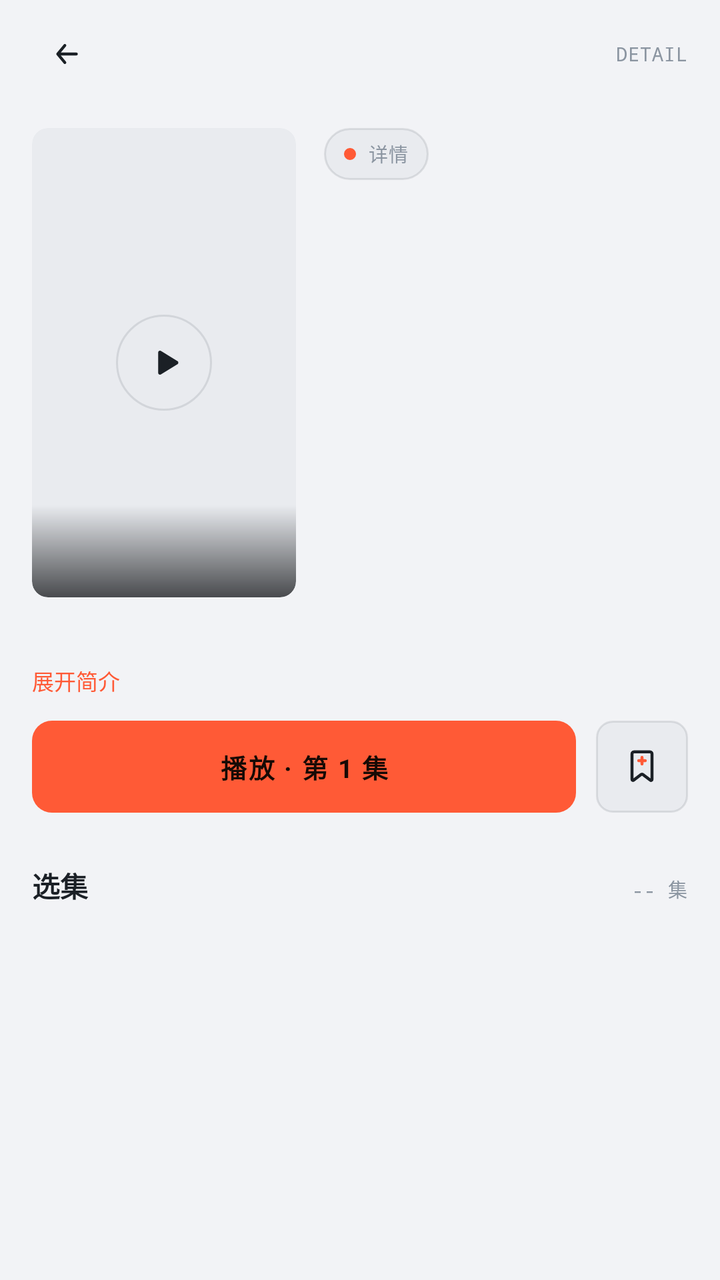
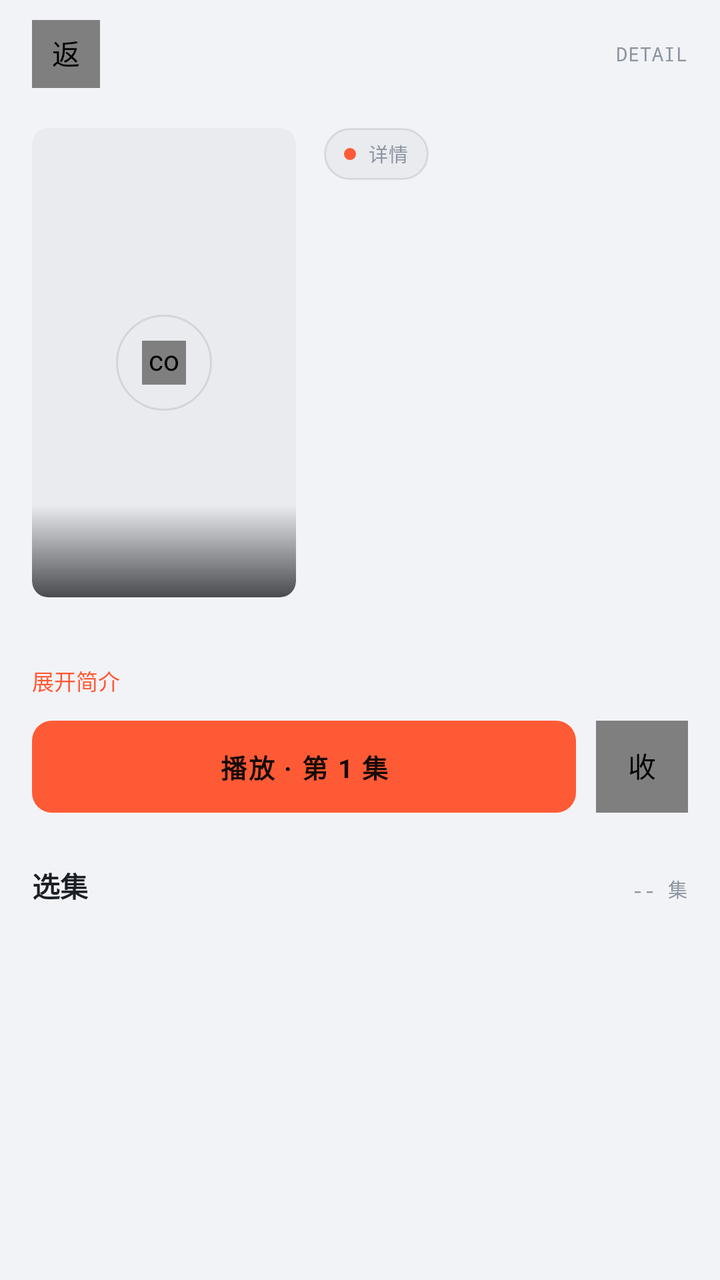

An Android layout rendered at two revisions. The XML below is the earlier revision; the diff shows what the commit changed to produce the second picture.
<!-- AndroidManifest.xml: application theme Theme.LateShow -->
<!-- res/layout/activity_play.xml -->
<?xml version="1.0" encoding="utf-8"?>
<LinearLayout xmlns:android="http://schemas.android.com/apk/res/android"
    xmlns:app="http://schemas.android.com/apk/res-auto"
    android:layout_width="match_parent"
    android:layout_height="match_parent"
    android:orientation="vertical">

    
    <LinearLayout
        android:layout_width="match_parent"
        android:layout_height="wrap_content"
        android:orientation="horizontal"
        android:gravity="center_vertical"
        android:paddingLeft="16dp"
        android:paddingRight="16dp"
        android:paddingTop="10dp"
        android:paddingBottom="6dp">

        <ImageButton
            android:id="@+id/btnBack"
            android:layout_width="34dp"
            android:layout_height="34dp"
            android:padding="6dp"
            android:background="@null"
            android:src="@drawable/ic_back"
            android:contentDescription="返回" />

        <Space android:layout_width="0dp" android:layout_height="1dp" android:layout_weight="1" />

        <TextView
            android:id="@+id/breadcrumb"
            style="@style/MetaLabel"
            android:layout_width="wrap_content"
            android:layout_height="wrap_content"
            android:text="DETAIL" />
    </LinearLayout>

    <ScrollView
        android:layout_width="match_parent"
        android:layout_height="match_parent">

        <LinearLayout
            android:layout_width="match_parent"
            android:layout_height="wrap_content"
            android:orientation="vertical">

            
            <androidx.constraintlayout.widget.ConstraintLayout
                android:id="@+id/playerContainer"
                android:layout_width="match_parent"
                android:layout_height="wrap_content"
                android:background="#000000"
                android:visibility="gone">

                <androidx.media3.ui.PlayerView
                    android:id="@+id/playerView"
                    android:layout_width="0dp"
                    android:layout_height="0dp"
                    app:layout_constraintDimensionRatio="16:9"
                    app:layout_constraintTop_toTopOf="parent"
                    app:layout_constraintBottom_toBottomOf="parent"
                    app:layout_constraintStart_toStartOf="parent"
                    app:layout_constraintEnd_toEndOf="parent"
                    app:surface_type="surface_view"
                    app:show_buffering="when_playing" />

                <TextView
                    android:id="@+id/seekOverlay"
                    android:layout_width="wrap_content"
                    android:layout_height="wrap_content"
                    android:layout_margin="12dp"
                    android:gravity="center"
                    android:paddingLeft="14dp"
                    android:paddingRight="14dp"
                    android:paddingTop="7dp"
                    android:paddingBottom="7dp"
                    android:background="@drawable/bg_chip_dark"
                    android:textSize="12sp"
                    android:textColor="#FFFFFF"
                    android:fontFamily="monospace"
                    android:visibility="gone"
                    app:layout_constraintTop_toTopOf="parent"
                    app:layout_constraintBottom_toBottomOf="parent"
                    app:layout_constraintStart_toStartOf="parent"
                    app:layout_constraintEnd_toEndOf="parent" />

                
                <LinearLayout
                    android:id="@+id/playerTools"
                    android:layout_width="wrap_content"
                    android:layout_height="wrap_content"
                    android:orientation="horizontal"
                    android:layout_marginTop="6dp"
                    android:layout_marginEnd="6dp"
                    app:layout_constraintTop_toTopOf="parent"
                    app:layout_constraintEnd_toEndOf="parent">

                    <TextView
                        android:id="@+id/btnSpeed"
                        android:layout_width="wrap_content"
                        android:layout_height="26dp"
                        android:gravity="center"
                        android:paddingLeft="10dp"
                        android:paddingRight="10dp"
                        android:background="@drawable/bg_chip_dark"
                        android:alpha="0.85"
                        android:text="1.0x"
                        android:textSize="11sp"
                        android:textColor="#FFFFFF"
                        android:fontFamily="monospace"
                        android:contentDescription="倍速" />

                    <TextView
                        android:id="@+id/btnGear"
                        android:layout_width="26dp"
                        android:layout_height="26dp"
                        android:layout_marginLeft="6dp"
                        android:gravity="center"
                        android:background="@drawable/bg_chip_dark"
                        android:alpha="0.85"
                        android:text="⚙"
                        android:textSize="13sp"
                        android:textColor="#FFFFFF"
                        android:contentDescription="播放设置" />
                </LinearLayout>
            </androidx.constraintlayout.widget.ConstraintLayout>

            
            <LinearLayout
                android:layout_width="match_parent"
                android:layout_height="wrap_content"
                android:orientation="horizontal"
                android:paddingLeft="16dp"
                android:paddingRight="16dp"
                android:paddingTop="14dp">

                <androidx.constraintlayout.widget.ConstraintLayout
                    android:id="@+id/posterBox"
                    android:layout_width="132dp"
                    android:layout_height="wrap_content"
                    android:background="@drawable/bg_cover_round_lg"
                    android:clipToOutline="true"
                    android:outlineProvider="background">

                    <com.google.android.material.imageview.ShapeableImageView
                        android:id="@+id/cover"
                        android:layout_width="0dp"
                        android:layout_height="0dp"
                        android:scaleType="centerCrop"
                        app:shapeAppearanceOverlay="@style/ShapeAppearance.LateShow.CoverLg"
                        app:layout_constraintDimensionRatio="9:16"
                        app:layout_constraintTop_toTopOf="parent"
                        app:layout_constraintBottom_toBottomOf="parent"
                        app:layout_constraintStart_toStartOf="parent"
                        app:layout_constraintEnd_toEndOf="parent" />

                    <View
                        android:layout_width="0dp"
                        android:layout_height="46dp"
                        android:background="@drawable/cover_fade_round"
                        app:layout_constraintBottom_toBottomOf="@id/cover"
                        app:layout_constraintStart_toStartOf="@id/cover"
                        app:layout_constraintEnd_toEndOf="@id/cover" />

                    <FrameLayout
                        android:id="@+id/btnPlayCover"
                        android:layout_width="48dp"
                        android:layout_height="48dp"
                        android:background="@drawable/bg_circle"
                        app:layout_constraintTop_toTopOf="@id/cover"
                        app:layout_constraintBottom_toBottomOf="@id/cover"
                        app:layout_constraintStart_toStartOf="@id/cover"
                        app:layout_constraintEnd_toEndOf="@id/cover">

                        <ImageView
                            android:layout_width="20dp"
                            android:layout_height="20dp"
                            android:layout_gravity="center"
                            android:src="@drawable/ic_play" />
                    </FrameLayout>
                </androidx.constraintlayout.widget.ConstraintLayout>

                <LinearLayout
                    android:id="@+id/infoCol"
                    android:layout_width="0dp"
                    android:layout_height="wrap_content"
                    android:layout_weight="1"
                    android:layout_marginLeft="14dp"
                    android:orientation="vertical">

                    <TextView
                        android:id="@+id/badge"
                        android:layout_width="wrap_content"
                        android:layout_height="26dp"
                        android:gravity="center_vertical"
                        android:paddingLeft="10dp"
                        android:paddingRight="10dp"
                        android:background="@drawable/bg_capsule"
                        android:drawableStart="@drawable/dot_acc"
                        android:drawablePadding="6dp"
                        style="@style/MetaLabel"
                        android:text="详情" />

                    <TextView
                        android:id="@+id/tvTitle"
                        android:layout_width="match_parent"
                        android:layout_height="wrap_content"
                        android:layout_marginTop="8dp"
                        android:textSize="18sp"
                        android:textStyle="bold"
                        android:textColor="@color/t1"
                        android:maxLines="3"
                        android:ellipsize="end" />

                    <TextView
                        android:id="@+id/tvMeta"
                        style="@style/MetaLabel"
                        android:layout_width="match_parent"
                        android:layout_height="wrap_content"
                        android:layout_marginTop="6dp"
                        android:text="" />
                </LinearLayout>
            </LinearLayout>

            <LinearLayout
                android:layout_width="match_parent"
                android:layout_height="wrap_content"
                android:orientation="vertical"
                android:paddingLeft="16dp"
                android:paddingRight="16dp">

                <TextView
                    android:id="@+id/tvDesc"
                    android:layout_width="match_parent"
                    android:layout_height="wrap_content"
                    android:layout_marginTop="12dp"
                    android:textSize="12.5sp"
                    android:textColor="@color/t2"
                    android:lineSpacingMultiplier="1.78"
                    android:maxLines="3"
                    android:ellipsize="end" />

                <TextView
                    android:id="@+id/btnToggleDesc"
                    android:layout_width="wrap_content"
                    android:layout_height="wrap_content"
                    android:layout_marginTop="4dp"
                    android:text="展开简介"
                    android:textSize="11sp"
                    android:textColor="@color/acc" />

                
                <LinearLayout
                    android:layout_width="match_parent"
                    android:layout_height="wrap_content"
                    android:layout_marginTop="12dp"
                    android:orientation="horizontal"
                    android:gravity="center_vertical">

                    <TextView
                        android:id="@+id/btnPlay"
                        android:layout_width="0dp"
                        android:layout_weight="1"
                        android:layout_height="46dp"
                        android:gravity="center"
                        android:background="@drawable/bg_btn_main"
                        android:text="播放 · 第 1 集"
                        android:textSize="13sp"
                        android:textStyle="bold"
                        android:textColor="@color/accInk"
                        android:letterSpacing="0.06" />

                    <ImageButton
                        android:id="@+id/btnFav"
                        android:layout_width="46dp"
                        android:layout_height="46dp"
                        android:layout_marginLeft="10dp"
                        android:background="@drawable/bg_smbtn"
                        android:src="@drawable/ic_bookmark"
                        android:contentDescription="收藏" />
                </LinearLayout>

                
                <androidx.recyclerview.widget.RecyclerView
                    android:id="@+id/lines"
                    android:layout_width="match_parent"
                    android:layout_height="wrap_content"
                    android:layout_marginTop="14dp"
                    android:clipToPadding="false" />

                
                <LinearLayout
                    android:layout_width="match_parent"
                    android:layout_height="wrap_content"
                    android:layout_marginTop="12dp"
                    android:orientation="horizontal">

                    <TextView
                        android:layout_width="0dp"
                        android:layout_weight="1"
                        android:layout_height="wrap_content"
                        android:text="选集"
                        android:textSize="14sp"
                        android:textStyle="bold"
                        android:textColor="@color/t1" />

                    <TextView
                        android:id="@+id/epCount"
                        style="@style/MetaLabel"
                        android:layout_width="wrap_content"
                        android:layout_height="wrap_content"
                        android:text="-- 集" />
                </LinearLayout>

                <androidx.recyclerview.widget.RecyclerView
                    android:id="@+id/epGrid"
                    android:layout_width="match_parent"
                    android:layout_height="wrap_content"
                    android:layout_marginTop="8dp"
                    android:nestedScrollingEnabled="false" />
            </LinearLayout>
        </LinearLayout>
    </ScrollView>
</LinearLayout>
<!-- resources referenced by this layout -->
<resources>
  <!-- drawable ic_back (drawable) -->
  <?xml version="1.0" encoding="utf-8"?>
  <animated-vector xmlns:android="http://schemas.android.com/apk/res/android"
      xmlns:aapt="http://schemas.android.com/aapt">
      <aapt:attr name="android:drawable">
          <vector
              android:width="24dp"
              android:height="24dp"
              android:viewportWidth="24"
              android:viewportHeight="24">
              <group android:name="gSlide">
                  <path
                      android:fillColor="@color/t1"
                      android:fillType="evenOdd"
                      android:pathData="M11.891,7.166a0.714,0.714 0 0 0-1.006,0.091l-3.564,4.277a0.71,0.71 0 0 0-0.102,0.777a0.71,0.71 0 0 0 0.102,0.155l3.564,4.277a0.714,0.714 0 0 0 1.098-0.915L9.417,12.75h7.731a0.75,0.75 0 1 0 0-1.5h-7.73l2.565,-3.078a0.714,0.714 0 0 0-0.092,-1.006z" />
              </group>
          </vector>
      </aapt:attr>
      <target android:name="gSlide">
          <aapt:attr name="android:animation">
              <objectAnimator
                  android:duration="1000"
                  android:interpolator="@android:interpolator/decelerate_quad"
                  android:propertyName="translationX"
                  android:repeatCount="infinite"
                  android:repeatMode="reverse"
                  android:valueFrom="0"
                  android:valueTo="2" />
          </aapt:attr>
      </target>
  </animated-vector>
  <!-- drawable ic_bookmark (drawable) -->
  <?xml version="1.0" encoding="utf-8"?>
  <animated-vector xmlns:android="http://schemas.android.com/apk/res/android"
      xmlns:aapt="http://schemas.android.com/aapt">
      <aapt:attr name="android:drawable">
          <vector
              android:width="24dp"
              android:height="24dp"
              android:viewportWidth="24"
              android:viewportHeight="24">
              <path
                  android:strokeColor="@color/t1"
                  android:strokeWidth="1.5"
                  android:pathData="M7,5.61a1,1 0 0 1 1,-1h8a1,1 0 0 1 1,1v12.77a0.5,0.5 0 0 1-0.803,0.398l-3.603,-2.745a1,1 0 0 0-1.214,0.002l-3.576,2.739A0.5,0.5 0 0 1 7,18.377V5.61z" />
              <path
                  android:strokeColor="@color/acc"
                  android:strokeWidth="1.5"
                  android:strokeLineCap="round"
                  android:strokeLineJoin="round"
                  android:pathData="M10.335,9h3.33" />
              <group android:name="gAdd">
                  <path
                      android:strokeColor="@color/acc"
                      android:strokeWidth="1.5"
                      android:strokeLineCap="round"
                      android:strokeLineJoin="round"
                      android:pathData="M12,7.335v3.33" />
              </group>
          </vector>
      </aapt:attr>
      <target android:name="gAdd">
          <aapt:attr name="android:animation">
              <objectAnimator
                  android:duration="2000"
                  android:interpolator="@android:interpolator/accelerate_decelerate"
                  android:propertyName="alpha"
                  android:repeatCount="infinite"
                  android:repeatMode="reverse"
                  android:valueFrom="1"
                  android:valueTo="0" />
          </aapt:attr>
      </target>
  </animated-vector>
  <!-- drawable ic_play (drawable) -->
  <?xml version="1.0" encoding="utf-8"?>
  <animated-vector xmlns:android="http://schemas.android.com/apk/res/android"
      xmlns:aapt="http://schemas.android.com/aapt">
      <aapt:attr name="android:drawable">
          <vector
              android:width="24dp"
              android:height="24dp"
              android:viewportWidth="24"
              android:viewportHeight="24">
              <group
                  android:name="gPulse"
                  android:pivotX="13"
                  android:pivotY="12">
                  <path
                      android:fillColor="@color/t1"
                      android:pathData="M8.5,5.9v12.2a1.1,1.1 0 0 0 1.67,0.94l9.9,-6.1a1.1,1.1 0 0 0 0,-1.88l-9.9,-6.1A1.1,1.1 0 0 0 8.5,5.9z" />
              </group>
          </vector>
      </aapt:attr>
      <target android:name="gPulse">
          <aapt:attr name="android:animation">
              <set xmlns:android="http://schemas.android.com/apk/res/android">
                  <objectAnimator
                      android:duration="900"
                      android:interpolator="@android:interpolator/accelerate_decelerate"
                      android:propertyName="scaleX"
                      android:repeatCount="infinite"
                      android:repeatMode="reverse"
                      android:valueFrom="1"
                      android:valueTo="0.88" />
                  <objectAnimator
                      android:duration="900"
                      android:interpolator="@android:interpolator/accelerate_decelerate"
                      android:propertyName="scaleY"
                      android:repeatCount="infinite"
                      android:repeatMode="reverse"
                      android:valueFrom="1"
                      android:valueTo="0.88" />
              </set>
          </aapt:attr>
      </target>
  </animated-vector>
  <!-- unchanged entries left out for length: 21 -->
</resources>

<!-- the commit's change to res/layout/activity_play.xml (unified diff, before → after) -->
@@ -16,13 +16,13 @@
         android:paddingTop="10dp"
         android:paddingBottom="6dp">
 
-        <ImageButton
+        <com.airbnb.lottie.LottieAnimationView
             android:id="@+id/btnBack"
             android:layout_width="34dp"
             android:layout_height="34dp"
             android:padding="6dp"
             android:background="@null"
-            android:src="@drawable/ic_back"
+            android:tag="ic_back"
             android:contentDescription="返回" />
 
         <Space android:layout_width="0dp" android:layout_height="1dp" android:layout_weight="1" />
@@ -172,11 +172,12 @@
                         app:layout_constraintStart_toStartOf="@id/cover"
                         app:layout_constraintEnd_toEndOf="@id/cover">
 
-                        <ImageView
-                            android:layout_width="20dp"
-                            android:layout_height="20dp"
+                        <com.airbnb.lottie.LottieAnimationView
+                            android:id="@+id/imgPlayCover"
+                            android:layout_width="22dp"
+                            android:layout_height="22dp"
                             android:layout_gravity="center"
-                            android:src="@drawable/ic_play" />
+                            android:tag="ic_play" />
                     </FrameLayout>
                 </androidx.constraintlayout.widget.ConstraintLayout>
 
@@ -270,13 +271,14 @@
                         android:textColor="@color/accInk"
                         android:letterSpacing="0.06" />
 
-                    <ImageButton
+                    <com.airbnb.lottie.LottieAnimationView
                         android:id="@+id/btnFav"
                         android:layout_width="46dp"
                         android:layout_height="46dp"
                         android:layout_marginLeft="10dp"
+                        android:padding="12dp"
                         android:background="@drawable/bg_smbtn"
-                        android:src="@drawable/ic_bookmark"
+                        android:tag="ic_heart"
                         android:contentDescription="收藏" />
                 </LinearLayout>
 
<!-- resource entries referenced after the edit -->
@@ -1,122 +1,5 @@
 <!-- resources referenced by this layout -->
 <resources>
-  <!-- drawable ic_back (drawable) -->
-  <?xml version="1.0" encoding="utf-8"?>
-  <animated-vector xmlns:android="http://schemas.android.com/apk/res/android"
-      xmlns:aapt="http://schemas.android.com/aapt">
-      <aapt:attr name="android:drawable">
-          <vector
-              android:width="24dp"
-              android:height="24dp"
-              android:viewportWidth="24"
-              android:viewportHeight="24">
-              <group android:name="gSlide">
-                  <path
-                      android:fillColor="@color/t1"
-                      android:fillType="evenOdd"
-                      android:pathData="M11.891,7.166a0.714,0.714 0 0 0-1.006,0.091l-3.564,4.277a0.71,0.71 0 0 0-0.102,0.777a0.71,0.71 0 0 0 0.102,0.155l3.564,4.277a0.714,0.714 0 0 0 1.098-0.915L9.417,12.75h7.731a0.75,0.75 0 1 0 0-1.5h-7.73l2.565,-3.078a0.714,0.714 0 0 0-0.092,-1.006z" />
-              </group>
-          </vector>
-      </aapt:attr>
-      <target android:name="gSlide">
-          <aapt:attr name="android:animation">
-              <objectAnimator
-                  android:duration="1000"
-                  android:interpolator="@android:interpolator/decelerate_quad"
-                  android:propertyName="translationX"
-                  android:repeatCount="infinite"
-                  android:repeatMode="reverse"
-                  android:valueFrom="0"
-                  android:valueTo="2" />
-          </aapt:attr>
-      </target>
-  </animated-vector>
-  <!-- drawable ic_bookmark (drawable) -->
-  <?xml version="1.0" encoding="utf-8"?>
-  <animated-vector xmlns:android="http://schemas.android.com/apk/res/android"
-      xmlns:aapt="http://schemas.android.com/aapt">
-      <aapt:attr name="android:drawable">
-          <vector
-              android:width="24dp"
-              android:height="24dp"
-              android:viewportWidth="24"
-              android:viewportHeight="24">
-              <path
-                  android:strokeColor="@color/t1"
-                  android:strokeWidth="1.5"
-                  android:pathData="M7,5.61a1,1 0 0 1 1,-1h8a1,1 0 0 1 1,1v12.77a0.5,0.5 0 0 1-0.803,0.398l-3.603,-2.745a1,1 0 0 0-1.214,0.002l-3.576,2.739A0.5,0.5 0 0 1 7,18.377V5.61z" />
-              <path
-                  android:strokeColor="@color/acc"
-                  android:strokeWidth="1.5"
-                  android:strokeLineCap="round"
-                  android:strokeLineJoin="round"
-                  android:pathData="M10.335,9h3.33" />
-              <group android:name="gAdd">
-                  <path
-                      android:strokeColor="@color/acc"
-                      android:strokeWidth="1.5"
-                      android:strokeLineCap="round"
-                      android:strokeLineJoin="round"
-                      android:pathData="M12,7.335v3.33" />
-              </group>
-          </vector>
-      </aapt:attr>
-      <target android:name="gAdd">
-          <aapt:attr name="android:animation">
-              <objectAnimator
-                  android:duration="2000"
-                  android:interpolator="@android:interpolator/accelerate_decelerate"
-                  android:propertyName="alpha"
-                  android:repeatCount="infinite"
-                  android:repeatMode="reverse"
-                  android:valueFrom="1"
-                  android:valueTo="0" />
-          </aapt:attr>
-      </target>
-  </animated-vector>
-  <!-- drawable ic_play (drawable) -->
-  <?xml version="1.0" encoding="utf-8"?>
-  <animated-vector xmlns:android="http://schemas.android.com/apk/res/android"
-      xmlns:aapt="http://schemas.android.com/aapt">
-      <aapt:attr name="android:drawable">
-          <vector
-              android:width="24dp"
-              android:height="24dp"
-              android:viewportWidth="24"
-              android:viewportHeight="24">
-              <group
-                  android:name="gPulse"
-                  android:pivotX="13"
-                  android:pivotY="12">
-                  <path
-                      android:fillColor="@color/t1"
-                      android:pathData="M8.5,5.9v12.2a1.1,1.1 0 0 0 1.67,0.94l9.9,-6.1a1.1,1.1 0 0 0 0,-1.88l-9.9,-6.1A1.1,1.1 0 0 0 8.5,5.9z" />
-              </group>
-          </vector>
-      </aapt:attr>
-      <target android:name="gPulse">
-          <aapt:attr name="android:animation">
-              <set xmlns:android="http://schemas.android.com/apk/res/android">
-                  <objectAnimator
-                      android:duration="900"
-                      android:interpolator="@android:interpolator/accelerate_decelerate"
-                      android:propertyName="scaleX"
-                      android:repeatCount="infinite"
-                      android:repeatMode="reverse"
-                      android:valueFrom="1"
-                      android:valueTo="0.88" />
-                  <objectAnimator
-                      android:duration="900"
-                      android:interpolator="@android:interpolator/accelerate_decelerate"
-                      android:propertyName="scaleY"
-                      android:repeatCount="infinite"
-                      android:repeatMode="reverse"
-                      android:valueFrom="1"
-                      android:valueTo="0.88" />
-              </set>
-          </aapt:attr>
-      </target>
-  </animated-vector>
   <!-- unchanged entries left out for length: 21 -->
 </resources>
 
